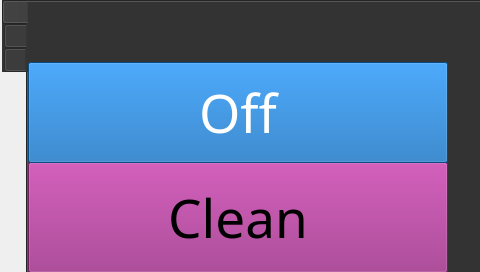
Above: src/vital_vio/vital_vio/mainwindow.ui from nickguthrie/embedd-gui before the change. Below: the same form after it.
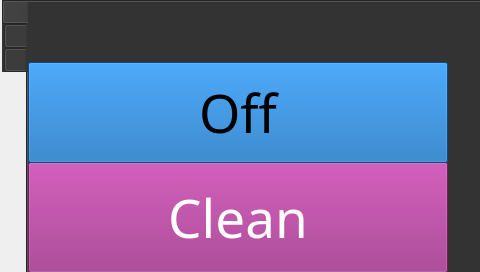
That is the form after the change. The open tabs and pages were chosen to show the change. Icons and pictures are not drawn.

```diff
--- a/src/vital_vio/vital_vio/mainwindow.ui
+++ b/src/vital_vio/vital_vio/mainwindow.ui
@@ -92,7 +92,8 @@
        </font>
       </property>
       <property name="styleSheet">
-       <string notr="true">background-color: rgb(155, 42, 132);</string>
+       <string notr="true">background-color: rgb(155, 42, 132);
+color: rgb(255, 255, 255);</string>
       </property>
       <property name="text">
        <string>Clean</string>
@@ -148,8 +149,8 @@
        </font>
       </property>
       <property name="styleSheet">
-       <string notr="true">color: rgb(255, 255, 255);
-background-color: rgb(13, 103, 182);</string>
+       <string notr="true">background-color: rgb(13, 103, 182);
+color: rgb(0, 0, 0);</string>
       </property>
       <property name="text">
        <string>Off</string>
```
Left out of the diff: 15 changed lines with no effect on the pictures.
